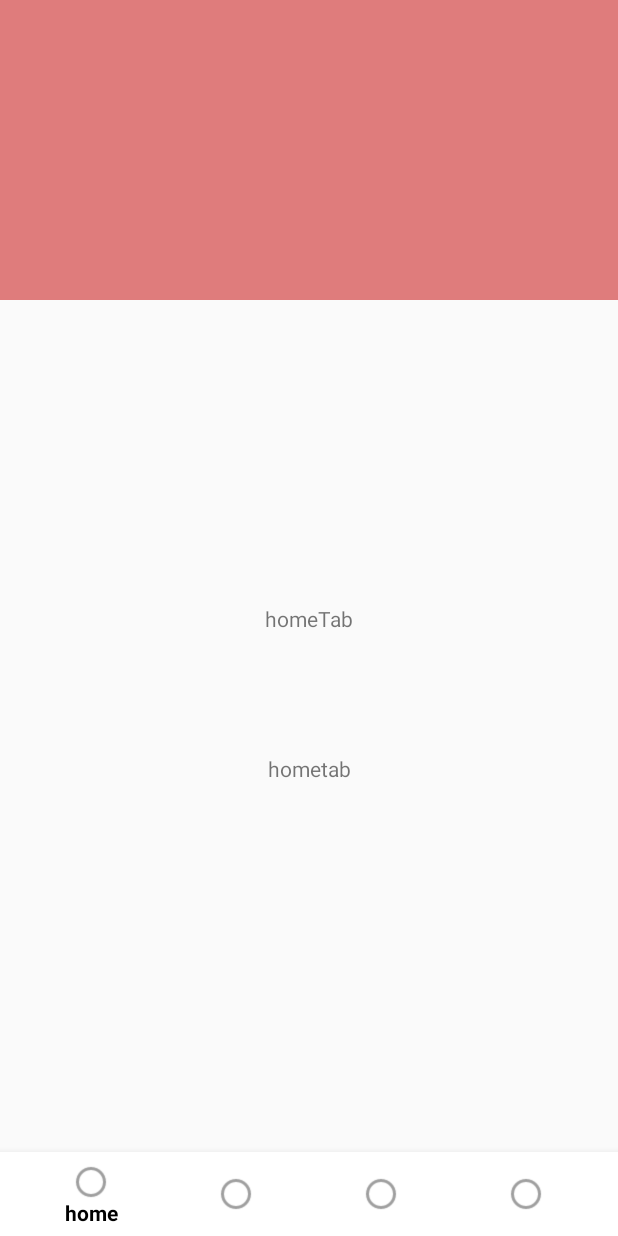
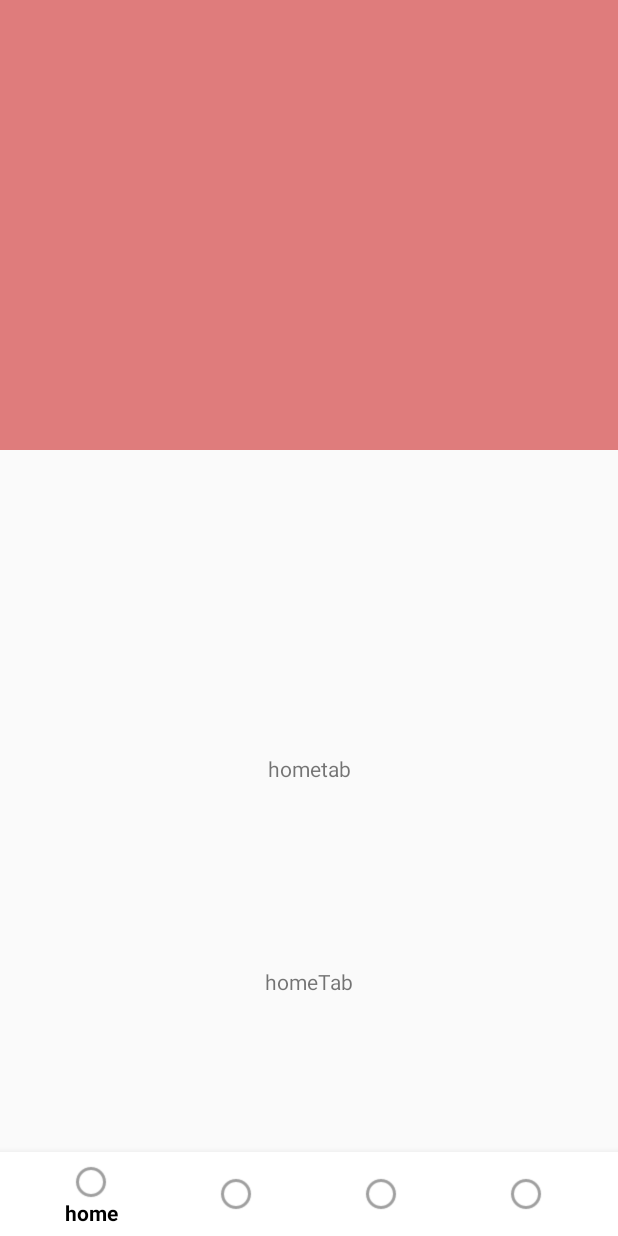
Before and after one commit to Yujin0827/pre_ScholarshipLike, an Android app: the screen it shows after launch (MainActivity), on a phone screen of 412 x 824 dp. Run offline under Robolectric (Android 15) with nearby library versions, the phone set to English and light mode, and no system bars.

Commit message:
툴바, 하단바 구동

```diff
--- a/app/src/main/res/layout/activity_main.xml
+++ b/app/src/main/res/layout/activity_main.xml
@@ -8,7 +8,10 @@
     <!-- 상단바 구현 -->
     <include
         layout="@layout/toolbar"
-        android:id="@+id/toolbar"/>
+        android:id="@+id/mytoolbar"
+        android:layout_height="300dp"
+        android:layout_width="match_parent"
+        />
 
 
     <!-- 탭 화면 -->
--- a/app/src/main/res/layout/hometab.xml
+++ b/app/src/main/res/layout/hometab.xml
@@ -28,9 +28,9 @@
         android:id="@+id/textView3"
         android:layout_width="wrap_content"
         android:layout_height="wrap_content"
+        android:layout_marginBottom="160dp"
         android:text="homeTab"
         app:layout_constraintBottom_toBottomOf="parent"
         app:layout_constraintEnd_toEndOf="parent"
-        app:layout_constraintStart_toStartOf="parent"
-        app:layout_constraintTop_toTopOf="parent"/>
+        app:layout_constraintStart_toStartOf="parent" />
 </androidx.constraintlayout.widget.ConstraintLayout>
--- a/app/src/main/res/layout/profiletitle.xml
+++ b/app/src/main/res/layout/profiletitle.xml
@@ -7,10 +7,4 @@
     android:layout_width="match_parent"
     android:layout_height="match_parent">
 
-    <include
-        layout="@layout/toolbar"
-        android:id="@+id/toolbar"/>
-
-
-
 </androidx.constraintlayout.widget.ConstraintLayout>
```
